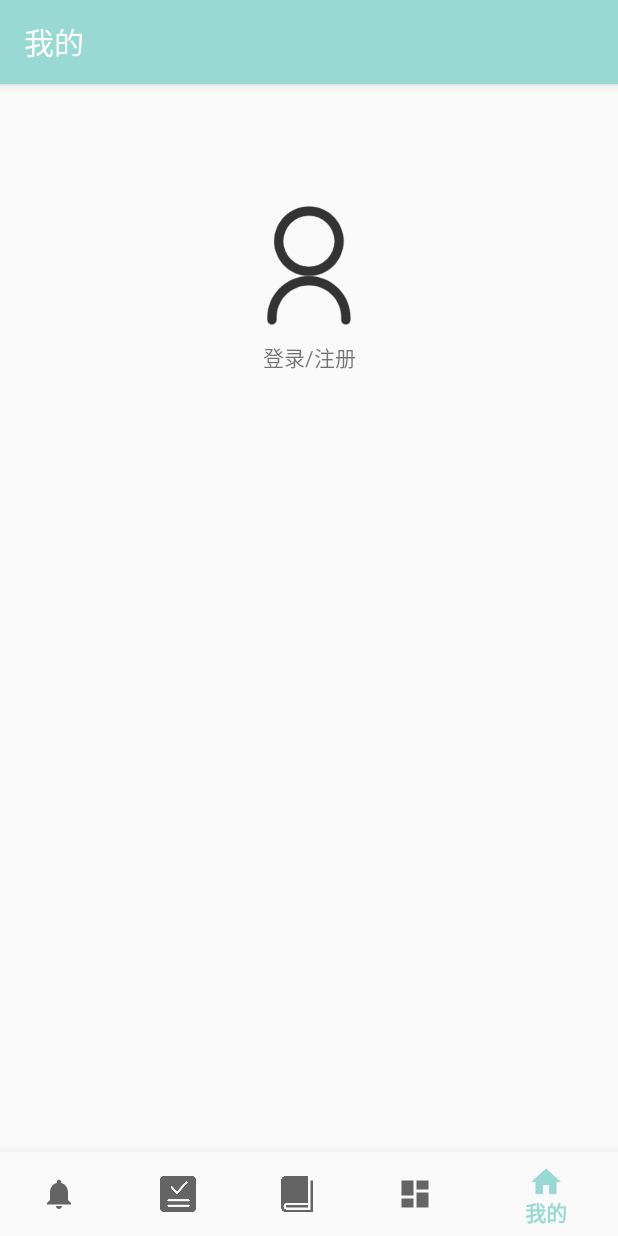
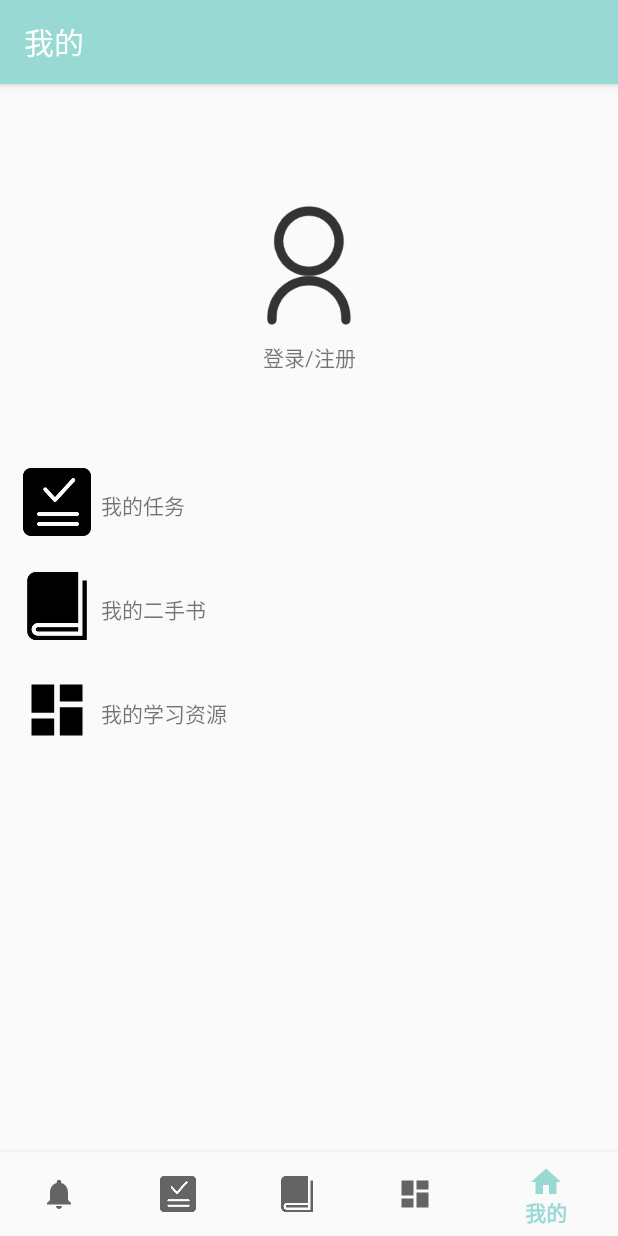
Before and after one commit to Uzumaki1010/InformationExchangeServicePlatform, an Android app: the screen it shows after launch (MainActivity), on a phone screen of 412 x 824 dp. Run offline under Robolectric (Android 15) with nearby library versions, the phone set to English and light mode, and no system bars; our stand-ins replace navigation-ui.

Commit message:
完善了主页的一部分内容

```diff
--- a/app/src/main/AndroidManifest.xml
+++ b/app/src/main/AndroidManifest.xml
@@ -9,9 +9,13 @@
         android:roundIcon="@mipmap/ic_launcher_round"
         android:supportsRtl="true"
         android:theme="@style/AppTheme">
+        <activity android:name=".ui.ResourcesDetailActivity"></activity>
+        <activity android:name=".ui.BooksDetailActivity" />
+        <activity android:name=".ui.login.RegisterActivity" />
+        <activity android:name=".ui.TasksDetailActivity" />
         <activity
             android:name=".ui.login.LoginActivity"
-            android:label="@string/title_activity_login"></activity>
+            android:label="@string/title_activity_login" />
         <activity
             android:name=".MainActivity"
             android:label="@string/app_name">
--- a/app/src/main/java/com/example/informationexchangeserviceplatform/ui/home/HomeFragment.java
+++ b/app/src/main/java/com/example/informationexchangeserviceplatform/ui/home/HomeFragment.java
@@ -15,12 +15,20 @@ import androidx.lifecycle.ViewModelProviders;
 
 import com.example.informationexchangeserviceplatform.MainActivity;
 import com.example.informationexchangeserviceplatform.R;
+import com.example.informationexchangeserviceplatform.ui.BooksDetailActivity;
+import com.example.informationexchangeserviceplatform.ui.ResourcesDetailActivity;
+import com.example.informationexchangeserviceplatform.ui.TasksDetailActivity;
 import com.example.informationexchangeserviceplatform.ui.login.LoginActivity;
 
 public class HomeFragment extends Fragment {
 
     public static final int REQUEST_CODE_Login = 901;
+    public static final int REQUEST_CODE_TasksDetail = 902;
+    public static final int REQUEST_CODE_BooksDetail = 904;
+    public static final int REQUEST_CODE_ResourcesDetail = 905;
     private HomeViewModel homeViewModel;
+    private TextView textViewBooks,textViewTasks,textViewResources;
+    private TextView textViewLogIn;
 
     public View onCreateView(@NonNull LayoutInflater inflater,
                              ViewGroup container, Bundle savedInstanceState) {
@@ -37,8 +45,12 @@ public class HomeFragment extends Fragment {
         });
 
          */
-        TextView textViewLogIn;
+        textViewTasks=root.findViewById(R.id.text_view_tasks);
+        textViewBooks=root.findViewById(R.id.text_view_books);
+        textViewResources=root.findViewById(R.id.text_view_resources);
         textViewLogIn=root.findViewById(R.id.text_view_LogIn);
+
+        /*登录*/
         textViewLogIn.setOnClickListener(new View.OnClickListener() {
             @Override
             public void onClick(View v) {
@@ -46,6 +58,31 @@ public class HomeFragment extends Fragment {
                 startActivityForResult(intent,REQUEST_CODE_Login);
             }
         });
+
+        textViewTasks.setOnClickListener(new View.OnClickListener() {
+            @Override
+            public void onClick(View v) {
+                Intent intent=new Intent(getContext(), TasksDetailActivity.class);
+                startActivityForResult(intent, REQUEST_CODE_TasksDetail);
+            }
+        });
+
+        textViewBooks.setOnClickListener(new View.OnClickListener() {
+            @Override
+            public void onClick(View v) {
+                Intent intent=new Intent(getContext(), BooksDetailActivity.class);
+                startActivityForResult(intent, REQUEST_CODE_BooksDetail);
+            }
+        });
+
+        textViewResources.setOnClickListener(new View.OnClickListener() {
+            @Override
+            public void onClick(View v) {
+                Intent intent=new Intent(getContext(), ResourcesDetailActivity.class);
+                startActivityForResult(intent, REQUEST_CODE_ResourcesDetail);
+            }
+        });
+
         return root;
     }
 }
--- a/app/src/main/res/layout/fragment_home.xml
+++ b/app/src/main/res/layout/fragment_home.xml
@@ -31,4 +31,88 @@
         app:layout_constraintTop_toBottomOf="@+id/image_view_user"
         android:clickable="true" />
 
+    <LinearLayout
+        android:layout_width="413dp"
+        android:layout_height="512dp"
+        android:layout_marginStart="15dp"
+        android:layout_marginLeft="15dp"
+        android:layout_marginTop="200dp"
+        android:orientation="vertical"
+        app:layout_constraintStart_toStartOf="parent"
+        app:layout_constraintTop_toTopOf="parent">
+
+        <LinearLayout
+            android:layout_width="match_parent"
+            android:layout_height="50dp"
+            android:orientation="horizontal">
+
+            <ImageView
+                android:id="@+id/image_view_tasks"
+                android:layout_width="45dp"
+                android:layout_height="45dp"
+                app:srcCompat="@drawable/ic_tasks" />
+
+            <TextView
+                android:id="@+id/text_view_tasks"
+                android:layout_width="wrap_content"
+                android:layout_height="match_parent"
+                android:layout_weight="1"
+                android:gravity="center_vertical"
+                android:text="  我的任务" />
+
+        </LinearLayout>
+
+        <TextView
+            android:id="@+id/text_view_blank1"
+            android:layout_width="match_parent"
+            android:layout_height="wrap_content" />
+
+        <LinearLayout
+            android:layout_width="414dp"
+            android:layout_height="50dp"
+            android:orientation="horizontal">
+
+            <ImageView
+                android:id="@+id/image_view_books"
+                android:layout_width="45dp"
+                android:layout_height="45dp"
+                app:srcCompat="@drawable/ic_books" />
+
+            <TextView
+                android:id="@+id/text_view_books"
+                android:layout_width="wrap_content"
+                android:layout_height="match_parent"
+                android:layout_weight="1"
+                android:gravity="center_vertical"
+                android:text="  我的二手书" />
+        </LinearLayout>
+
+        <TextView
+            android:id="@+id/text_view_blank2"
+            android:layout_width="match_parent"
+            android:layout_height="wrap_content" />
+
+        <LinearLayout
+            android:layout_width="match_parent"
+            android:layout_height="50dp"
+            android:orientation="horizontal">
+
+            <ImageView
+                android:id="@+id/image_view_resources"
+                android:layout_width="45dp"
+                android:layout_height="45dp"
+                app:srcCompat="@drawable/ic_dashboard_black_24dp" />
+
+            <TextView
+                android:id="@+id/text_view_resources"
+                android:layout_width="wrap_content"
+                android:layout_height="match_parent"
+                android:layout_weight="1"
+                android:gravity="center_vertical"
+                android:text="  我的学习资源" />
+
+        </LinearLayout>
+
+    </LinearLayout>
+
 </androidx.constraintlayout.widget.ConstraintLayout>
```
Also changed, not shown: app/src/main/java/com/example/informationexchangeserviceplatform/ui/BooksDetailActivity.java (added, +16 -0 lines), app/src/main/java/com/example/informationexchangeserviceplatform/ui/ResourcesDetailActivity.java (added, +16 -0 lines), app/src/main/java/com/example/informationexchangeserviceplatform/ui/TasksDetailActivity.java (added, +18 -0 lines), app/src/main/java/com/example/informationexchangeserviceplatform/ui/login/LoginActivity.java (+12 -0 lines), app/src/main/java/com/example/informationexchangeserviceplatform/ui/login/RegisterActivity.java (added, +29 -0 lines), app/src/main/res/layout/activity_books_detail.xml (added, +42 -0 lines), app/src/main/res/layout/activity_register.xml (added, +88 -0 lines), app/src/main/res/layout/activity_resources_detail.xml (added, +42 -0 lines), app/src/main/res/layout/activity_tasks_detail.xml (added, +41 -0 lines).
